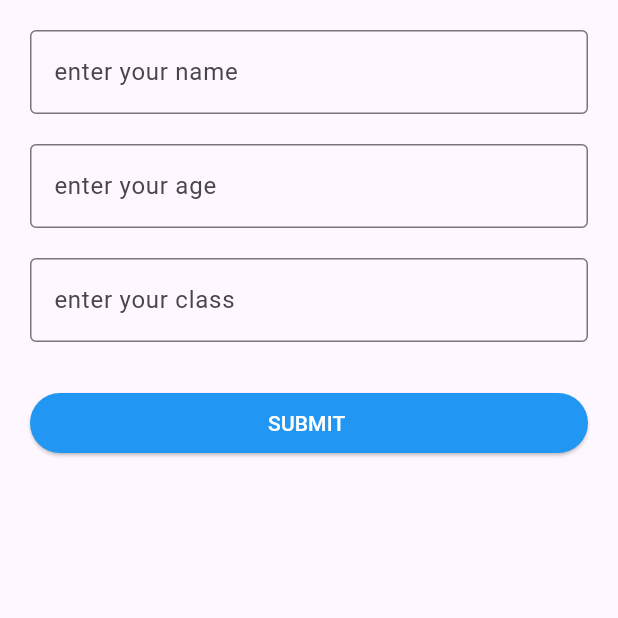
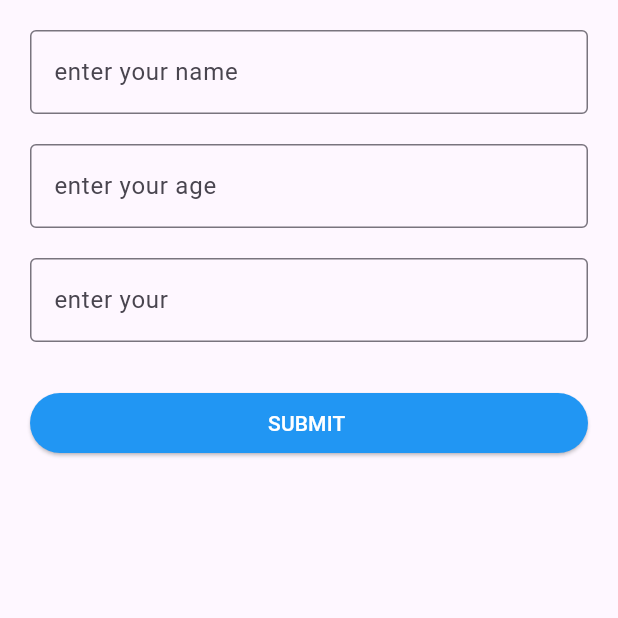
Before and after one commit to shamseernpm-beep/hive_editing, a Flutter app: the AddPage screen opened directly, on a phone screen of 412 x 824 dp, the top half of it. Run offline on Flutter 3.47's test engine with Material 3 defaults, Android fonts, the phone set to English and light mode, and no system bars; our stand-ins replace hive, hive_flutter; accounts and stored records are empty.

Commit message:
complete work

```diff
--- a/lib/add.dart
+++ b/lib/add.dart
@@ -101,7 +101,7 @@ class _AddPageState extends State<AddPage> {
               controller: classController,
               decoration: InputDecoration(
                 border: OutlineInputBorder(),
-                hintText: "enter your class",
+                hintText: "enter your ",
               ),
             ),
             SizedBox(height: 30),
```
